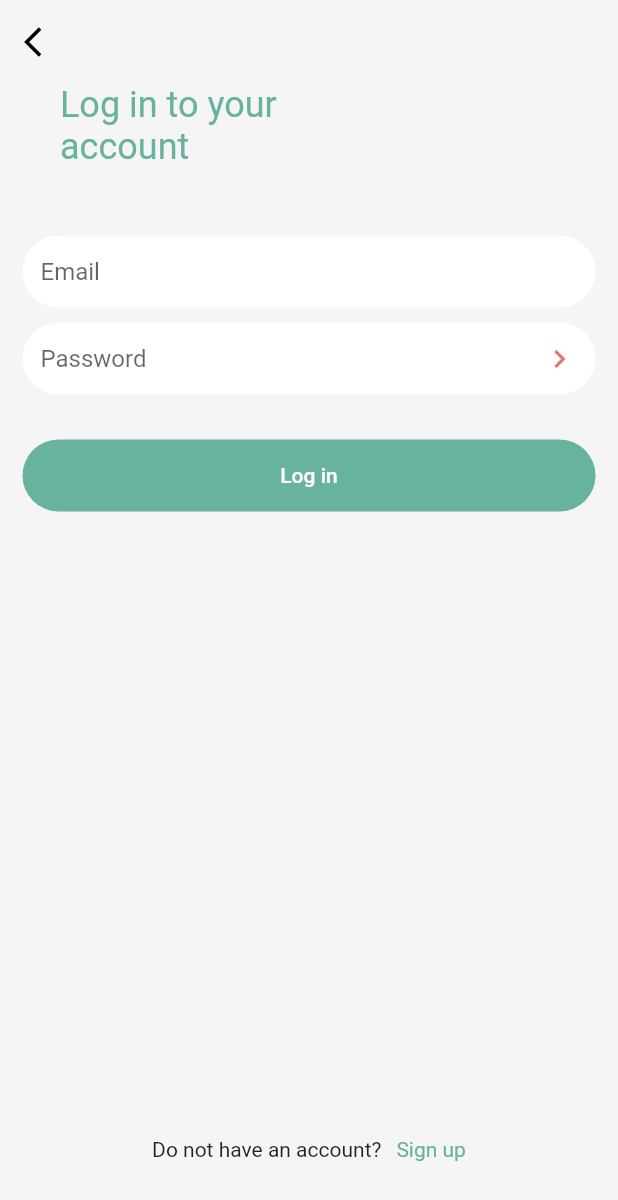
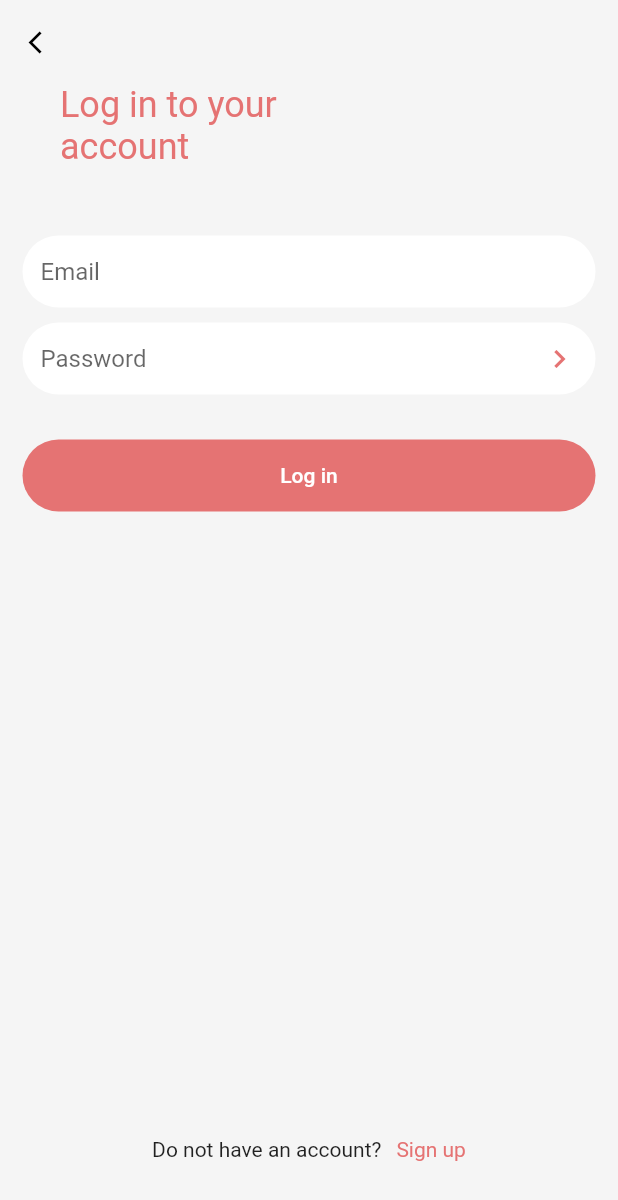
Before and after one commit to mennakamal19/happymeals_project, a Flutter app: the IntroScreen screen opened directly, after a tap on "Log in", on a phone screen of 412 x 824 dp. Shown: the top 1200 px of the screen. Run offline on Flutter 3.47's test engine with Material 2 defaults, Android fonts, the phone set to English and light mode, and no system bars; our stand-ins replace cloud_firestore, firebase_auth, firebase_core, firebase_storage, fluttertoast, hexcolor and 4 more; accounts and stored records are empty; network calls fail.

Commit message:
final editing

```diff
--- a/lib/create_account.dart
+++ b/lib/create_account.dart
@@ -27,7 +27,7 @@ class _CreateAccountState extends State<CreateAccount>
           backgroundColor: Colors.grey[100],
           shadowColor: Colors.transparent,
           leading: Icon(Icons.arrow_back_ios,
-            color: Colors.black,)
+            color: Colors.black,size: 18.0,)
       ),
       body: SingleChildScrollView(
         child: Column(
--- a/lib/filters.dart
+++ b/lib/filters.dart
@@ -33,7 +33,7 @@ class _FiltersState extends State<Filters> {
             padding: const EdgeInsets.all(8.0),
             child: Text('Reset',
               style: TextStyle(color: Colors.black,
-                  fontSize: 16
+                  fontSize: 15
               ),
             ),
           ),
@@ -308,6 +308,7 @@ class _FiltersState extends State<Filters> {
               min: 0.00,
               max: 100.00,
               showLabels: true,
+              activeColor: Theme.of(context).colorScheme.secondary,
               numberFormat: NumberFormat('\$'),
               enableTooltip: true,
               onChanged: (dynamic newRange)
@@ -324,7 +325,7 @@ class _FiltersState extends State<Filters> {
                 width: double.infinity,
                 decoration: BoxDecoration(
                   borderRadius: BorderRadius.circular(50.0),
-                  color: Colors.deepOrangeAccent,
+                  color: Theme.of(context).colorScheme.secondary,
                 ),
                 clipBehavior: Clip.antiAliasWithSaveLayer,
                 child: TextButton(
--- a/lib/intro_slider.dart
+++ b/lib/intro_slider.dart
@@ -1,4 +1,5 @@
 import 'package:flutter/material.dart';
+import 'package:flutter/scheduler.dart';
 import 'package:happymeals_project/create_account.dart';
 import 'package:happymeals_project/home.dart';
 import 'package:happymeals_project/login.dart';
@@ -17,10 +18,12 @@ class _IntroScreenState extends State<IntroScreen>
   @override
   void initState()
   {
-    // TODO: implement initState
     super.initState();
+    SchedulerBinding.instance!.addPostFrameCallback((_)
+    {
+      // Call your function
       slides.add(
-      new Slide(
+       new  Slide(
             pathImage:'images/bestintro.jpg',
             title: 'Find foods you love',
             styleTitle: TextStyle(
@@ -34,7 +37,7 @@ class _IntroScreenState extends State<IntroScreen>
         ),
       );
       slides.add(
-        new Slide(
+          Slide(
             pathImage:'images/bestfastdelivery.jpg',
             title: 'Fast Delivery',
             styleTitle: TextStyle(
@@ -61,6 +64,7 @@ class _IntroScreenState extends State<IntroScreen>
           backgroundColor: Colors.transparent,
         ),
       );
+    });
   }
   @override
   Widget build(BuildContext context)
@@ -90,12 +94,12 @@ class _IntroScreenState extends State<IntroScreen>
       body:
       Column(
         crossAxisAlignment: CrossAxisAlignment.start,
-        mainAxisSize: MainAxisSize.min,
+
         children:<Widget> [
           Expanded(
             child:
             IntroSlider(
-              slides: this.slides,
+              slides: slides,
               colorActiveDot: Theme.of(context).colorScheme.secondary,
               colorDot: Colors.grey,
               sizeDot: 10.0,
@@ -104,6 +108,7 @@ class _IntroScreenState extends State<IntroScreen>
               backgroundColorAllSlides: Colors.transparent,
             ),
           ),
+          SizedBox(height: 5.0),
           Padding(
             padding: const EdgeInsets.symmetric(horizontal: 15.0),
             child: Container(
--- a/lib/login.dart
+++ b/lib/login.dart
@@ -4,7 +4,6 @@ import 'package:fluttertoast/fluttertoast.dart';
 import 'package:happymeals_project/create_account.dart';
 import 'package:happymeals_project/forget_password.dart';
 import 'package:happymeals_project/home.dart';
-import 'package:hexcolor/hexcolor.dart';
 import 'package:shared_preferences/shared_preferences.dart';
 
 class Login extends StatefulWidget {
@@ -25,7 +24,7 @@ class _LoginState extends State<Login> {
           backgroundColor: Colors.transparent,
           shadowColor: Colors.transparent,
           leading: Icon(Icons.arrow_back_ios,
-            color: Colors.black,)
+            color: Colors.black,size: 18,)
       ),
       backgroundColor: Colors.grey[100],
       body: Column(
@@ -35,7 +34,7 @@ class _LoginState extends State<Login> {
             padding: const EdgeInsets.only(left: 40.0),
             child: Text('Log in to your\naccount',
               style: TextStyle(
-                  color: HexColor('#68B2A0'),
+                  color: Theme.of(context).colorScheme.secondary,
                   fontSize: 24.0
               ),
             ),
@@ -49,7 +48,7 @@ class _LoginState extends State<Login> {
                 children:<Widget> [
                   TextFormField(
                       controller: email,
-                      cursorColor: HexColor('#68B2A0'),
+                      cursorColor: Theme.of(context).colorScheme.secondary,
                       decoration: InputDecoration(
                           hintText: 'Email',
                           fillColor: Colors.white,
@@ -72,7 +71,7 @@ class _LoginState extends State<Login> {
                   SizedBox(height: 10.0,),
                   TextFormField(
                       controller: password,
-                      cursorColor: HexColor('#68B2A0'),
+                      cursorColor: Theme.of(context).colorScheme.secondary,
                       obscureText: true,
                       decoration: InputDecoration(
                           hintText: 'Password',
@@ -80,7 +79,7 @@ class _LoginState extends State<Login> {
                           filled: true,
                           contentPadding: EdgeInsets.all(12.0),
                           suffixText: 'Forget ?',
-                          suffixStyle: TextStyle(color: HexColor('#68B2A0')),
+                          suffixStyle: TextStyle(color: Theme.of(context).colorScheme.secondary),
                           suffixIcon: IconButton(
                             icon: Icon(Icons.keyboard_arrow_right,color: Theme.of(context).colorScheme.secondary,),
                             onPressed: ()
@@ -111,7 +110,7 @@ class _LoginState extends State<Login> {
             child: Container(
               width: double.infinity,
               decoration: BoxDecoration(
-                  color: HexColor('#68B2A0'),
+                  color: Theme.of(context).colorScheme.secondary,
                   borderRadius: BorderRadius.circular(50.0)
               ),
               clipBehavior: Clip.antiAliasWithSaveLayer,
@@ -161,7 +160,7 @@ class _LoginState extends State<Login> {
                     Navigator.push(context, MaterialPageRoute(builder: (ctx)=>CreateAccount()));
                   },
                   child: Text('Sign up',style: TextStyle(
-                      color: HexColor('#68B2A0')
+                      color: Theme.of(context).colorScheme.secondary
                   ),
                   ),
                 ),
--- a/lib/main.dart
+++ b/lib/main.dart
@@ -1,6 +1,9 @@
+import 'package:firebase_auth/firebase_auth.dart';
 import 'package:firebase_core/firebase_core.dart';
 import 'package:flutter/material.dart';
 import 'package:happymeals_project/home.dart';
+import 'package:happymeals_project/intro_slider.dart';
+import 'package:happymeals_project/login.dart';
 
 Future<void> main() async {
   WidgetsFlutterBinding.ensureInitialized();
@@ -22,7 +25,7 @@ class MyApp extends StatelessWidget {
         colorScheme: ColorScheme.fromSwatch()
             .copyWith(secondary: Colors.red[300]),
       ),
-      home: MyHome(),
+      home: FirebaseAuth.instance.currentUser != null? MyHome():Login(),
     );
   }
 }
--- a/lib/resturants.dart
+++ b/lib/resturants.dart
@@ -1,5 +1,6 @@
 import 'package:cloud_firestore/cloud_firestore.dart';
 import 'package:flutter/material.dart';
+import 'package:happymeals_project/filters.dart';
 import 'package:happymeals_project/main_restaurant.dart';
 import 'package:happymeals_project/support_center.dart';
 
@@ -39,7 +40,7 @@ class _RestaurantsState extends State<Restaurants> {
                             hintText: 'Search',
                             fillColor: Colors.grey[300],
                             filled: true,
-                            prefixIcon: Icon(Icons.search),
+                            prefixIcon: Icon(Icons.search,color: Theme.of(context).colorScheme.secondary,),
                             border: OutlineInputBorder(
                                 borderSide: BorderSide.none,
                                 borderRadius: BorderRadius.circular(20)
@@ -54,7 +55,7 @@ class _RestaurantsState extends State<Restaurants> {
                   onPressed: ()
 
                   {
-                    Navigator.push(context, MaterialPageRoute(builder: (ctx)=>Support()));
+                    Navigator.push(context, MaterialPageRoute(builder: (ctx)=>Filters()));
                   },
                 )
               ],
--- a/lib/send_order.dart
+++ b/lib/send_order.dart
@@ -137,7 +137,7 @@ class _SendOrderState extends State<SendOrder> {
                   child: Text('Discount'
                   ),
                 ),
-                Text('15'+' Eg',style: TextStyle(fontWeight: FontWeight.bold),)
+                Text('0'+' Eg',style: TextStyle(fontWeight: FontWeight.bold),)
               ],
             ),
             Padding(
@@ -185,9 +185,9 @@ class _SendOrderState extends State<SendOrder> {
     var result;
     if(delivery_cost == 'Free')
     {
-      result = (int.parse(total) -15).toString();
+      result = (int.parse(total) ).toString();
     }else{
-      result = ((int.parse(total)+int.parse(delivery_cost))-15).toString();
+      result = ((int.parse(total)+int.parse(delivery_cost))).toString();
     }
     setState(() {
       finalTotal = result;
--- a/lib/support_center.dart
+++ b/lib/support_center.dart
@@ -15,8 +15,8 @@ class _SupportState extends State<Support> {
       resizeToAvoidBottomInset: false,
       appBar: AppBar(
         titleSpacing: 0.0,
-        leading: IconButton(icon: Icon(Icons.arrow_back_ios_rounded,size: 16,), onPressed: ()=>Navigator.pop(context),),
-        title: Text('Support',style: TextStyle(fontSize: 17),),
+        leading: IconButton(icon: Icon(Icons.arrow_back_ios_rounded,size: 16,color: Colors.black,), onPressed: ()=>Navigator.pop(context),),
+        title: Text('Support',style: TextStyle(fontSize: 17,color: Colors.black),),
         backgroundColor: Colors.transparent,
         shadowColor: Colors.transparent,
       ),
--- a/lib/support_chat.dart
+++ b/lib/support_chat.dart
@@ -24,9 +24,9 @@ class _SupportChatState extends State<SupportChat> {
       appBar: AppBar(
         shadowColor: Colors.transparent,
         backgroundColor: Colors.transparent,
-        title: Text('Support',style: TextStyle(fontSize: 16),),
+        title: Text('Support Center',style: TextStyle(fontSize: 16,color: Colors.black),),
         titleSpacing: 0.0,
-        leading: IconButton(icon: Icon(Icons.arrow_back_ios_rounded,size: 16,), onPressed: ()=>Navigator.pop(context),),
+        leading: IconButton(icon: Icon(Icons.arrow_back_ios_rounded,size: 16,color: Colors.black,), onPressed: ()=>Navigator.pop(context),),
       ),
       body: Padding(
         padding: const EdgeInsets.all(8.0),
--- a/pubspec.yaml
+++ b/pubspec.yaml
@@ -18,7 +18,7 @@ dependencies:
   fluttertoast: ^8.0.8
   syncfusion_flutter_sliders: ^19.2.59
   hexcolor: ^2.0.4
-  intro_slider: ^3.0.2
+  intro_slider: ^3.0.4
 
   firebase_core: ^1.6.0
   firebase_auth: ^3.1.0
```
Also changed, not shown: lib/account.dart (+11 -8 lines), lib/checkout.dart (+6 -5 lines), lib/track_your_order.dart (+4 -3 lines). Lines whose indentation alone changed are shown as unchanged.
